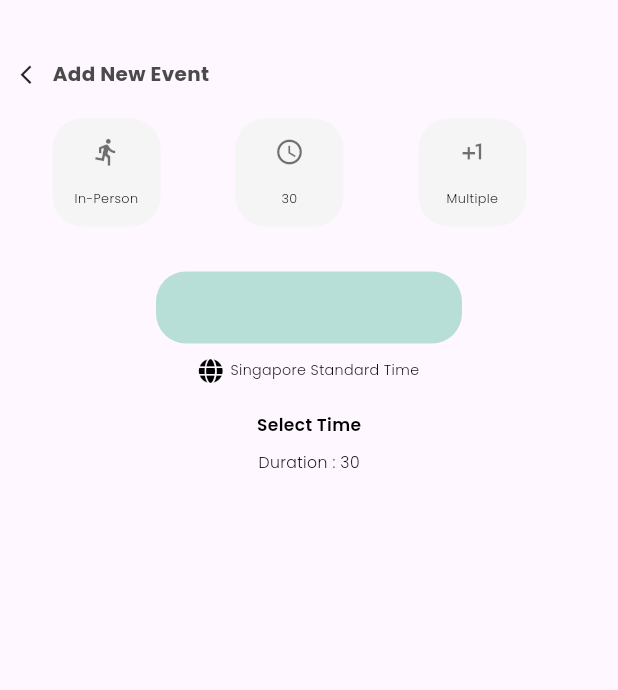
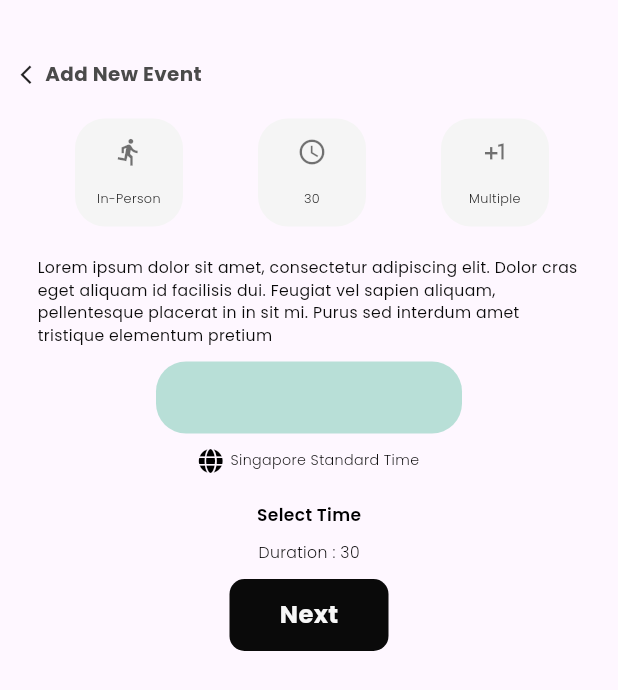
Before and after one commit to AlyaaRana/schedule_event_getx, a Flutter app: the EventAddTime screen opened directly, on a phone screen of 412 x 824 dp. Shown: the top 690 px of the screen. Run offline on Flutter 3.47's test engine with Material 3 defaults, Android fonts, the light colour scheme and no system bars; our stand-ins replace font_awesome_flutter, get, google_fonts, page_transition, swipeable_button_view, table_calendar.

Commit message:
finishing styling

```diff
--- a/lib/helper/themes.dart
+++ b/lib/helper/themes.dart
@@ -253,10 +253,10 @@ TextStyle popupInfo() {
 }
 
 //Schedule Session
-TextStyle txtButton() {
+TextStyle txtButton(Color finalColor) {
   return GoogleFonts.poppins(
       textStyle: TextStyle(
-          color: blancoWhite,
+          color: finalColor,
           fontWeight: FontWeight.w700,
           fontSize: figmaFontsize(17)));
 }
--- a/lib/page/addEvent/view/event_add_time.dart
+++ b/lib/page/addEvent/view/event_add_time.dart
@@ -2,9 +2,11 @@ import 'package:flutter/material.dart';
 import 'package:get/get.dart';
 import 'package:schedule_event_getx/helper/themes.dart';
 import 'package:schedule_event_getx/page/addEvent/controller/event_controller.dart';
+import 'package:schedule_event_getx/page/addEvent/widget/nextto_add_note_button.dart';
 import 'package:schedule_event_getx/page/addEvent/widget/select_date_widget.dart';
 import 'package:schedule_event_getx/page/addEvent/widget/txtSingaporeTime.dart';
-import 'package:schedule_event_getx/page/addEvent/widget/type_duration_widget.dart';
+import 'package:schedule_event_getx/page/addEvent/widget/type_duration_session/type_duration_session_widget.dart';
+import 'package:schedule_event_getx/page/addEvent/widget/type_duration_session/type_duration_widget.dart';
 
 class EventAddTime extends StatelessWidget {
   final AddEventController addEventController = Get.put(AddEventController());
@@ -20,31 +22,19 @@ class EventAddTime extends StatelessWidget {
             Row(
               children: [
                 Icon(Icons.arrow_back_ios_outlined,size: 15,),
-                SizedBox(width: 10,),
+                SizedBox(width: 5,),
                 Text("Add New Event", style: titleEvent(),)
               ],
             ),
-            Row(
-              children: [
-                TypeDurationWidget(
-                  image: Icons.directions_run,
-                  text: 'In-Person',
-
-                ),TypeDurationWidget(
-                  image: Icons.access_time,
-                  text: '30',
-                ),TypeDurationWidget(
-                  image: Icons.plus_one,
-                  text: 'Multiple',
-                ),
-              ],
-            ),
+            TypeDurationSession(),
             SelectDate(),
             SingaporeTime(iconColor: Colors.black, textColor: Colors.black),
             SizedBox(height: 20,),
             Text("Select Time",style: txtCapt(),),
             SizedBox(height: 10,),
-            Text("Duration : 30",style: txtDuration(),)
+            Text("Duration : 30",style: txtDuration(),),
+            NextToAddNote()
+
           ],
         ),
       ),
--- /dev/null
+++ b/lib/page/addEvent/widget/nextto_add_note_button.dart
@@ -0,0 +1,34 @@
+import 'package:flutter/material.dart';
+import 'package:get/get.dart';
+import 'package:schedule_event_getx/helper/themes.dart';
+import 'package:schedule_event_getx/page/addNote/view/event_addnote_view.dart';
+
+class NextToAddNote extends StatelessWidget {
+  const NextToAddNote({super.key});
+
+  @override
+  Widget build(BuildContext context) {
+    return GestureDetector(
+      onTap: () {
+        Get.to(EventAddNote());
+      },
+      child: Container(
+        padding: EdgeInsets.symmetric(horizontal: 15,vertical: 10),
+        child: Container(
+            width: 106,
+            height: 48,
+            decoration: BoxDecoration(
+              borderRadius: BorderRadius.circular(10),
+              color: blackPanther,
+            ),
+          child: Center(
+            child: Text(
+              "Next",
+              style: txtButton(blancoWhite),
+            ),
+          ),
+        ),
+      ),
+    );
+  }
+}
--- a/lib/page/addEvent/widget/save_event_add_title_button.dart
+++ b/lib/page/addEvent/widget/save_event_add_title_button.dart
@@ -1,6 +1,7 @@
 import 'package:flutter/material.dart';
 import 'package:get/get.dart';
 import 'package:schedule_event_getx/helper/themes.dart';
+import 'package:schedule_event_getx/page/addEvent/view/event_add_time.dart';
 
 class ButtonSaveTitle extends StatelessWidget {
   const ButtonSaveTitle({super.key});
@@ -9,6 +10,7 @@ class ButtonSaveTitle extends StatelessWidget {
   Widget build(BuildContext context) {
     return GestureDetector(
       onTap: () {
+        Get.to(EventAddTime());
       },
       child: Container(
         height: 48,
@@ -19,8 +21,8 @@ class ButtonSaveTitle extends StatelessWidget {
         ),
         child: Center(
           child: Text(
-            "Save New Event",
-            style: txtButton(),
+            "Save",
+            style: txtButton(blancoWhite),
           ),
         ),
       ),
--- a/lib/page/addEvent/widget/select_type_widget.dart
+++ b/lib/page/addEvent/widget/select_type_radiobuttons.dart
@@ -20,7 +20,6 @@ class SelectType extends StatelessWidget {
         style: caption3(),
       ),
       style: ButtonStyle(
-        // backgroundColor: MaterialStateProperty.all(Colors.white),
         foregroundColor: MaterialStateProperty.all(Colors.black),
         shape: MaterialStateProperty.all(
           RoundedRectangleBorder(
--- /dev/null
+++ b/lib/page/addEvent/widget/type_duration_session/type_duration_session_widget.dart
@@ -0,0 +1,34 @@
+import 'package:flutter/material.dart';
+import 'package:schedule_event_getx/helper/themes.dart';
+import 'package:schedule_event_getx/page/addEvent/widget/type_duration_session/type_duration_widget.dart';
+
+class TypeDurationSession extends StatelessWidget {
+  const TypeDurationSession({super.key});
+
+  @override
+  Widget build(BuildContext context) {
+    return Container(
+      padding: EdgeInsets.symmetric(horizontal: 15),
+      child: Column(
+        children: [
+          Row(
+            children: [
+              TypeDurationWidget(
+                image: Icons.directions_run,
+                text: 'In-Person',
+              ),TypeDurationWidget(
+                image: Icons.access_time,
+                text: '30',
+              ),TypeDurationWidget(
+                image: Icons.plus_one,
+                text: 'Multiple',
+              ),
+            ],
+          ),
+          Text("Lorem ipsum dolor sit amet, consectetur adipiscing elit. Dolor cras eget aliquam id facilisis dui. Feugiat vel sapien aliquam, pellentesque placerat in in sit mi. Purus sed interdum amet tristique elementum pretium ",
+            style: caption3(),)
+        ],
+      ),
+    );
+  }
+}
--- a/lib/page/addNote/widget/addnewevent_button.dart
+++ b/lib/page/addNote/widget/addnewevent_button.dart
@@ -16,7 +16,7 @@ class AddNewButton extends StatelessWidget {
       child: Center(
         child: Text(
           "Add New Event",
-          style: txtAddNewEvent(),
+          style: txtButton(blackPanther),
         ),
       ),
     );
--- a/lib/page/addNote/widget/schedulesession_button.dart
+++ b/lib/page/addNote/widget/schedulesession_button.dart
@@ -28,7 +28,7 @@ class ScheduleSessionButton extends StatelessWidget {
         child: Center(
           child: Text(
             "Schedule sessions for 60",
-            style: txtButton(),
+            style: txtButton(blancoWhite),
           ),
         ),
       ),
--- a/lib/page/homePage/widget/hires_profile_view.dart
+++ b/lib/page/homePage/widget/hires_profile_view.dart
@@ -16,7 +16,7 @@ class HiresProfile extends StatelessWidget {
         children: [
           Icon(Icons.arrow_back_ios_outlined,size: 15,),
           UserProfile(backgroundColor: Colors.white,),
-          SizedBox(width: 115,),
+          SizedBox(width: 150,),
           Icon(
             FontAwesomeIcons.circleInfo,
             color: Colors.white,
--- a/lib/page/sarahCalender/widget/listview.dart
+++ b/lib/page/sarahCalender/widget/listview.dart
@@ -15,7 +15,6 @@ class ListViewCalender extends StatelessWidget {
         itemCount: eventController.events.length,
         itemBuilder: (context, index) {
           final event = eventController.events[index];
-
           return Row(
             mainAxisAlignment: MainAxisAlignment.spaceBetween,
             children: [
```
Also changed, not shown: lib/page/addEvent/view/event_add_title.dart (+3 -5 lines), lib/page/addNote/view/event_addnote_view.dart (+5 -2 lines), lib/page/sarahCalender/widget/sarah_calender.dart (+50 -19 lines), lib/page/addEvent/widget/type_duration_session/type_duration_widget.dart (renamed from lib/page/addEvent/widget/type_duration_widget.dart), lib/view/event_selectdate_view.dart (deleted).
